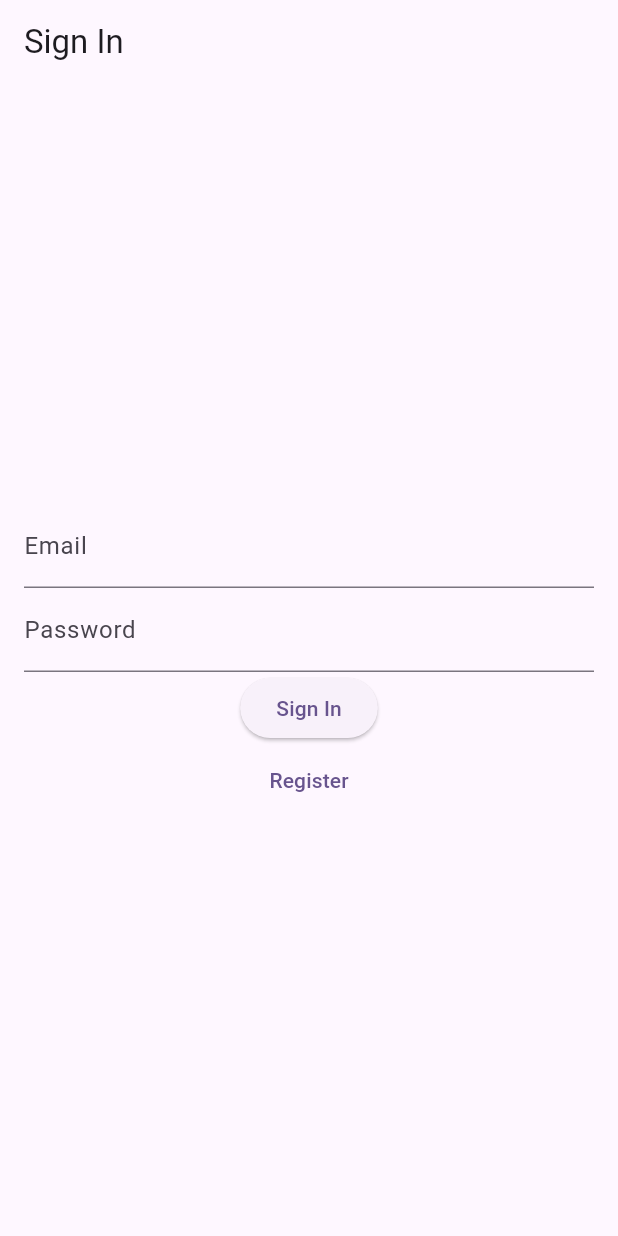
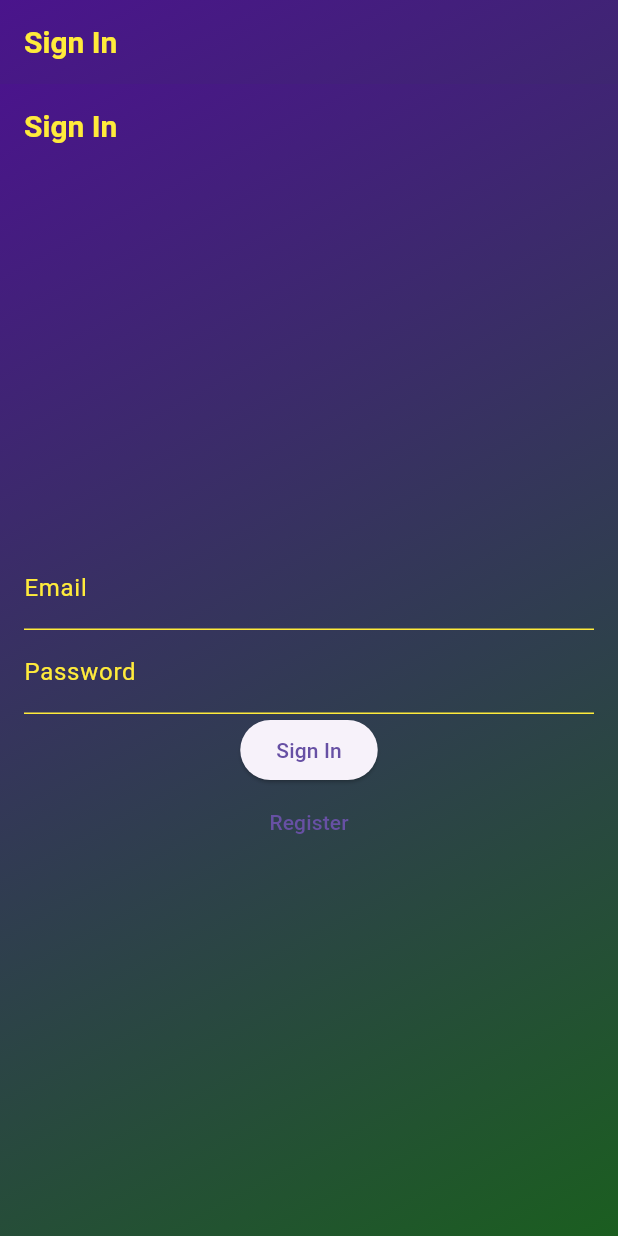
Before and after one commit to JasicMila/budgeting_saving_app, a Flutter app: the screen it shows after launch, on a phone screen of 412 x 824 dp. Run offline on Flutter 3.47's test engine with Material 3 defaults, Android fonts, the phone set to English and light mode, and no system bars; our stand-ins replace cloud_firestore, firebase_auth, firebase_core, flutter_dotenv, flutter_riverpod, logger; accounts and stored records are empty.

Commit message:
colorful background introduced

```diff
--- a/lib/main.dart
+++ b/lib/main.dart
@@ -4,6 +4,7 @@ import 'package:flutter_dotenv/flutter_dotenv.dart';
 import 'package:firebase_core/firebase_core.dart';
 import 'package:budgeting_saving_app/src/auth/auth_wrapper.dart';
 import 'package:logger/logger.dart';
+import 'package:budgeting_saving_app/src/theme/app_theme.dart';
 
 
 final logger = Logger();
@@ -41,15 +42,7 @@ class MyApp extends ConsumerWidget {
   Widget build(BuildContext context, WidgetRef ref) {
     return MaterialApp(
       title: 'Budgeting & Savings App',
-      theme: ThemeData(
-        colorScheme: ColorScheme.fromSeed(seedColor: Colors.deepPurple),
-        useMaterial3: true,
-        bottomNavigationBarTheme: BottomNavigationBarThemeData(
-          selectedItemColor: Colors.purple[800],
-          unselectedItemColor: Colors.grey[600],
-          backgroundColor: Colors.white,
-        ),
-      ),
+      theme: AppTheme.lightTheme, // Use the extracted theme
       home: const AuthWrapper(),
     );
   }
--- a/lib/src/auth/auth_wrapper.dart
+++ b/lib/src/auth/auth_wrapper.dart
@@ -4,6 +4,7 @@ import 'package:firebase_auth/firebase_auth.dart';
 import '../views/main_screen.dart';
 import 'sign_in_page.dart';
 import '../providers/providers.dart';
+import '../views/widgets/gradient_background_scaffold.dart';
 
 class AuthWrapper extends ConsumerWidget {
   const AuthWrapper({super.key});
@@ -14,8 +15,17 @@ class AuthWrapper extends ConsumerWidget {
     final authState = ref.watch(authStateChangesProvider);
 
     return authState.when(
-      data: (User? user) => user != null ? const MainScreen() : const SignInPage(),
-      loading: () => const CircularProgressIndicator(),
+      data: (User? user) => user != null
+          ? const MainScreen()
+          : GradientBackgroundScaffold(
+              appBar: AppBar(
+                title: const Text('Sign In'),
+                backgroundColor: Colors.transparent,
+                elevation: 0,
+              ),
+              body: const SignInPage(),
+            ),
+      loading: () => const Center(child: CircularProgressIndicator()),
       error: (err, stack) => Center(child: Text('Error: $err')),
     );
   }
--- a/lib/src/auth/registration_page.dart
+++ b/lib/src/auth/registration_page.dart
@@ -2,6 +2,7 @@ import 'package:flutter/material.dart';
 import 'package:flutter_riverpod/flutter_riverpod.dart';
 import 'package:budgeting_saving_app/src/providers/providers.dart';
 import '../views/widgets/elevated_button.dart';
+import '../views/widgets/gradient_background_scaffold.dart';
 import '../views/widgets/text_form_field.dart';
 import '../models/account.dart';
 
@@ -17,7 +18,7 @@ class RegistrationPage extends ConsumerWidget {
     final passwordController = TextEditingController();
     final formKey = GlobalKey<FormState>();
 
-    return Scaffold(
+    return GradientBackgroundScaffold(
       appBar: AppBar(title: const Text('Register')),
       body: Padding(
         padding: const EdgeInsets.all(16),
--- a/lib/src/auth/sign_in_page.dart
+++ b/lib/src/auth/sign_in_page.dart
@@ -1,6 +1,7 @@
 import 'package:flutter/material.dart';
 import 'package:flutter_riverpod/flutter_riverpod.dart';
 import '../views/widgets/elevated_button.dart';
+import '../views/widgets/gradient_background_scaffold.dart';
 import '../views/widgets/text_form_field.dart';
 import '../providers/providers.dart';
 import 'registration_page.dart';
@@ -14,7 +15,7 @@ class SignInPage extends ConsumerWidget {
     final passwordController = TextEditingController();
     final formKey = GlobalKey<FormState>();
 
-    return Scaffold(
+    return GradientBackgroundScaffold(
       appBar: AppBar(title: const Text('Sign In')),
       body: Padding(
         padding: const EdgeInsets.all(16),
--- /dev/null
+++ b/lib/src/theme/app_theme.dart
@@ -0,0 +1,41 @@
+import 'package:flutter/material.dart';
+
+class AppTheme {
+  static final ThemeData lightTheme = ThemeData(
+    primaryColor: const Color(0xFF4A148C), // Dark Purple
+    hintColor: const Color(0xFF1B5E20), // Dark Green
+    textTheme: TextTheme(
+      displayLarge: const TextStyle(color: Colors.yellow, fontSize: 24, fontWeight: FontWeight.bold),
+      titleLarge: const TextStyle(color: Colors.yellow, fontSize: 20, fontWeight: FontWeight.bold),
+      titleMedium: TextStyle(color: Colors.yellow.withOpacity(0.8), fontSize: 18),
+      bodyLarge: const TextStyle(color: Colors.yellow, fontSize: 16),
+      bodyMedium: TextStyle(color: Colors.yellow.withOpacity(0.8), fontSize: 14),
+      bodySmall: TextStyle(color: Colors.yellow.withOpacity(0.6), fontSize: 13),
+    ),
+    appBarTheme: const AppBarTheme(
+      color: Colors.transparent,
+      elevation: 0,
+      iconTheme: IconThemeData(color: Colors.yellow),
+      titleTextStyle: TextStyle(
+        color: Colors.yellow,
+        fontSize: 20,
+        fontWeight: FontWeight.bold,
+      ),
+    ),
+    inputDecorationTheme: const InputDecorationTheme(
+      labelStyle: TextStyle(color: Colors.yellow),
+      hintStyle: TextStyle(color: Colors.yellow),
+      focusedBorder: UnderlineInputBorder(
+        borderSide: BorderSide(color: Colors.white),
+      ),
+      enabledBorder: UnderlineInputBorder(
+        borderSide: BorderSide(color: Colors.yellow),
+      ),
+    ),
+    bottomNavigationBarTheme: const BottomNavigationBarThemeData(
+      selectedItemColor: Colors.yellow,
+      unselectedItemColor: Colors.yellow,
+      backgroundColor: Color(0x99A5D6A7), // Light green with transparency
+    ),
+  );
+}
--- a/lib/src/views/activity_details_page.dart
+++ b/lib/src/views/activity_details_page.dart
@@ -10,6 +10,7 @@ import 'package:intl/intl.dart';
 import 'widgets/text_form_field.dart';
 import 'widgets/dropdown_form_field.dart';
 import 'widgets/elevated_button.dart';
+import 'widgets/gradient_background_scaffold.dart';
 
 class ActivityDetailsPage extends ConsumerStatefulWidget {
   final Activity? activity;
@@ -78,9 +79,11 @@ class ActivityDetailsPageState extends ConsumerState<ActivityDetailsPage> {
           );
         });
 
-    return Scaffold(
+    return GradientBackgroundScaffold(
       appBar: AppBar(
         title: Text(widget.isNew ? 'New Activity' : 'Edit Activity'),
+        backgroundColor: Colors.transparent,
+        elevation: 0,
       ),
       body: Padding(
         padding: const EdgeInsets.all(16.0),
--- a/lib/src/views/home_page.dart
+++ b/lib/src/views/home_page.dart
@@ -1,6 +1,7 @@
 import 'package:flutter/material.dart';
 import 'package:firebase_auth/firebase_auth.dart';
 import 'package:budgeting_saving_app/src/auth/auth_wrapper.dart';
+import 'widgets/gradient_background_scaffold.dart';
 
 
 class HomePage extends StatelessWidget {
@@ -8,9 +9,11 @@ class HomePage extends StatelessWidget {
 
   @override
   Widget build(BuildContext context) {
-    return Scaffold(
+    return GradientBackgroundScaffold(
       appBar: AppBar(
         title: const Text('Home Page'),
+        backgroundColor: Colors.transparent,
+        elevation: 0,
         actions: [
           IconButton(
             icon: const Icon(Icons.logout),
--- /dev/null
+++ b/lib/src/views/widgets/gradient_background_scaffold.dart
@@ -0,0 +1,43 @@
+// lib/views/widgets/gradient_background_scaffold.dart
+import 'package:flutter/material.dart';
+
+class GradientBackgroundScaffold extends StatelessWidget {
+  final PreferredSizeWidget appBar;
+  final Widget body;
+  final Widget? bottomNavigationBar;
+
+  const GradientBackgroundScaffold({
+    super.key,
+    required this.appBar,
+    required this.body,
+    this.bottomNavigationBar,
+  });
+
+  @override
+  Widget build(BuildContext context) {
+    return Stack(
+      children: [
+        Container(
+          decoration: const BoxDecoration(
+            gradient: LinearGradient(
+              begin: Alignment.topLeft,
+              end: Alignment.bottomRight,
+              colors: [
+                Color(0xFF4A148C), // Dark Purple
+                Color(0xFF1B5E20), // Dark Green
+              ],
+              stops: [0.0, 1.0],
+              tileMode: TileMode.mirror,
+            ),
+          ),
+        ),
+        Scaffold(
+          backgroundColor: Colors.transparent,
+          appBar: appBar,
+          body: body,
+          bottomNavigationBar: bottomNavigationBar,
+        ),
+      ],
+    );
+  }
+}
```
Also changed, not shown: lib/src/views/account_details_page.dart (+7 -2 lines), lib/src/views/accounts_page.dart (+11 -6 lines), lib/src/views/activities_page.dart (+17 -12 lines), lib/src/views/main_screen.dart (+17 -5 lines), lib/src/views/widgets/dropdown_form_field.dart (+10 -0 lines).
